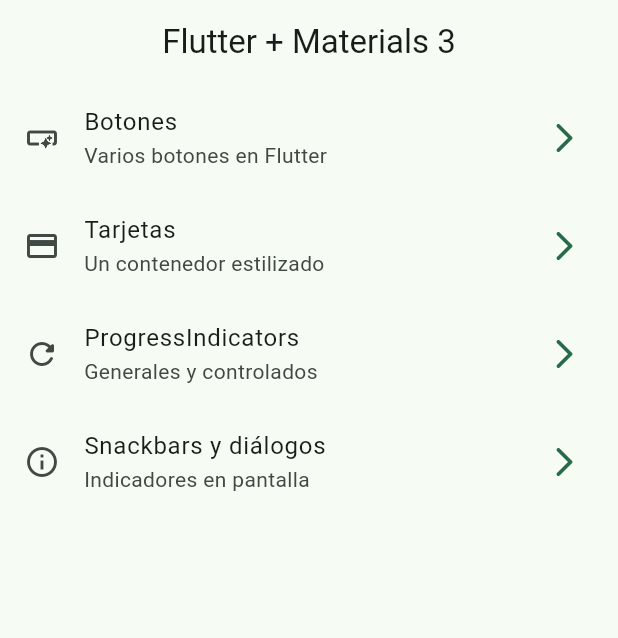
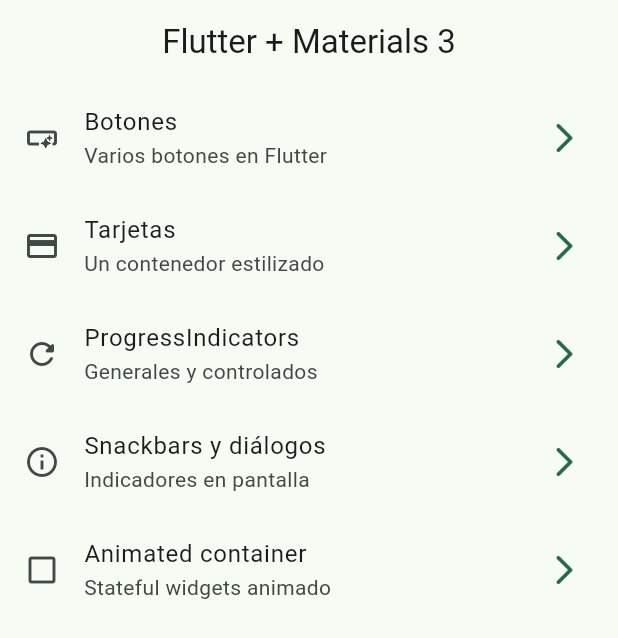
Before and after one commit to Alitheya-Hub/widgets_app, a Flutter app: the screen it shows after launch, on a phone screen of 412 x 824 dp. Shown: the top 638 px of the screen. Run offline on Flutter 3.47's test engine with Material 3 defaults, Android fonts, the phone set to English and light mode, and no system bars; our stand-ins replace go_router.

Commit message:
Animated container

```diff
--- a/lib/config/menu/menu_items.dart
+++ b/lib/config/menu/menu_items.dart
@@ -42,4 +42,10 @@ MenuItem(
   subTitle: 'Indicadores en pantalla',
   icon: Icons.info_outline),
 
+  MenuItem(
+  title: 'Animated container',
+  link: '/animated',
+  subTitle: 'Stateful widgets animado',
+  icon: Icons.check_box_outline_blank),
+
 ];
--- a/lib/config/router/app_router.dart
+++ b/lib/config/router/app_router.dart
@@ -36,5 +36,11 @@ final appRouter = GoRouter(
       name: SnackBarScreen.name,
       builder: (context, state) => SnackBarScreen(),
     ),
+
+    GoRoute(
+      path: '/animated',
+      name: AnimatedScreen.name,
+      builder: (context, state) => AnimatedScreen(),
+    ),
   ],
 );
--- a/lib/presentations/screens/snackbar/snackbar_screen.dart
+++ b/lib/presentations/screens/snackbar/snackbar_screen.dart
@@ -21,7 +21,7 @@ class SnackBarScreen extends StatelessWidget {
   void openDialog(BuildContext context) {
     showDialog(
       context: context,
-      barrierDismissible: false,
+      barrierDismissible: false, //obliga al usuario a clickar sobre una de las "actions", debe aceptar o cancelar
       builder: (context) => AlertDialog(
         title: Text('¿Estás seguro?'),
         content: Text('Eu ullamco et sunt occaecat cupidatat et duis laborum culpa aliquip ea sint cupidatat ea. Irure esse dolore aliqua nostrud aute ut aliquip quis labore. Dolor eiusmod voluptate est ea laborum. Cillum occaecat nulla cupidatat aute anim cillum duis elit culpa nulla eu non.'),
```
Also changed, not shown: lib/presentations/screens/animated/animated_screen.dart (+46 -2 lines).
